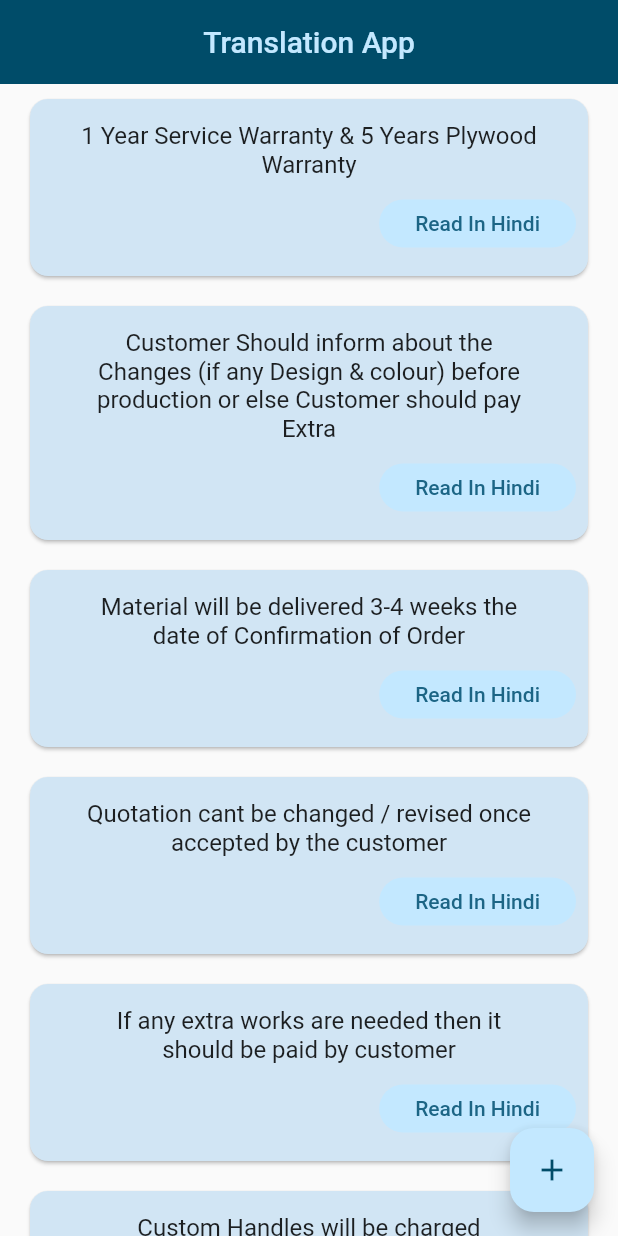
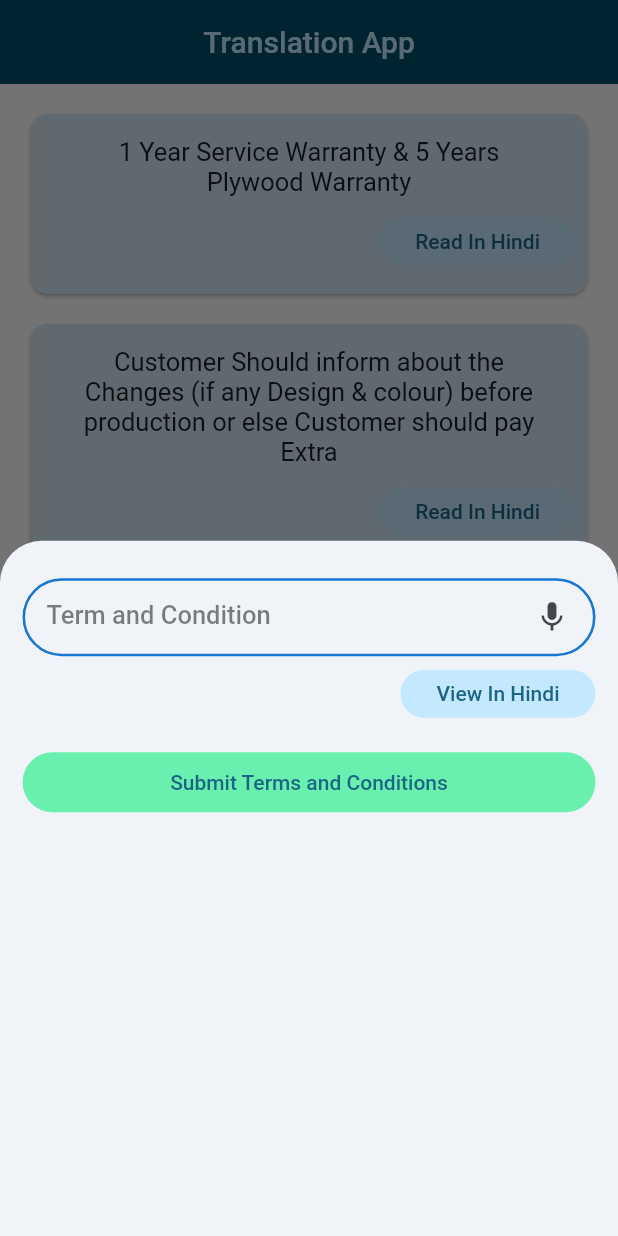
Before and after one commit to srinivas-nahak/translate-app, a Flutter app: the screen it shows after launch, after a tap on the "add" icon, on a phone screen of 412 x 824 dp. Run offline on Flutter 3.47's test engine with Material 2 defaults, Android fonts, the phone set to English and light mode, and no system bars; missing offline and left inert: google_mlkit_translation.

```diff
--- a/lib/screens/terms_conditions_screen.dart
+++ b/lib/screens/terms_conditions_screen.dart
@@ -1,12 +1,30 @@
+import 'dart:math';
+
 import 'package:flutter/material.dart';
 import 'package:google_mlkit_translation/google_mlkit_translation.dart';
 import 'package:translate_app/models/data/initial_terms_conditions.dart';
+import 'package:translate_app/widgets/add_terms_conditions.dart';
 import 'package:translate_app/widgets/terms_conditions_list_item.dart';
 
-class TermsConditionsScreen extends StatelessWidget {
-  TermsConditionsScreen({super.key});
+class TermsConditionsScreen extends StatefulWidget {
+  const TermsConditionsScreen({super.key});
 
+  @override
+  State<TermsConditionsScreen> createState() => _TermsConditionsScreenState();
+}
+
+class _TermsConditionsScreenState extends State<TermsConditionsScreen> {
   final modelManager = OnDeviceTranslatorModelManager();
+
+  final tempTermsConditions = [...initialTermsConditions];
+
+  @override
+  void initState() {
+    //Downloading the model if it's not already available
+    downloadModel();
+
+    super.initState();
+  }
 
   Future<void> downloadModel() async {
     final bool isHindiModelAvailable =
@@ -24,16 +42,32 @@ class TermsConditionsScreen extends StatelessWidget {
 
   @override
   Widget build(BuildContext context) {
-    //Downloading the model if it's not already available
-    downloadModel();
-
     return Scaffold(
       appBar: AppBar(
         centerTitle: true,
         title: const Text("Translation App"),
       ),
       floatingActionButton: FloatingActionButton(
-        onPressed: () {},
+        onPressed: () {
+          showModalBottomSheet(
+              context: context,
+              builder: (context) => const AddTermsConditions()).then((value) {
+            if (value.toString().isNotEmpty) {
+              final random = Random();
+              int randomNumber = random.nextInt(16);
+
+              //Adding Task to the list
+              setState(() {
+                tempTermsConditions.insert(0, {
+                  "id": randomNumber,
+                  "value": value,
+                  "createdAt": DateTime.now().toString(),
+                  "updatedAt": DateTime.now().toString(),
+                });
+              });
+            }
+          });
+        },
         tooltip: "Add More",
         child: const Icon(Icons.add),
       ),
@@ -41,10 +75,10 @@ class TermsConditionsScreen extends StatelessWidget {
         children: [
           Expanded(
             child: ListView.builder(
-              itemCount: initialTermsConditions.length,
+              padding: const EdgeInsets.all(10),
+              itemCount: tempTermsConditions.length,
               itemBuilder: (context, index) => TermsConditionsListItem(
-                termsCondition:
-                    initialTermsConditions[index]["value"].toString(),
+                termsCondition: tempTermsConditions[index]["value"].toString(),
               ),
             ),
           ),
--- /dev/null
+++ b/lib/utils/constants.dart
@@ -0,0 +1,3 @@
+import 'package:flutter/cupertino.dart';
+
+const kBodyTextStyle = TextStyle(fontSize: 17);
--- /dev/null
+++ b/lib/widgets/add_terms_conditions.dart
@@ -0,0 +1,173 @@
+import 'package:flutter/material.dart';
+import 'package:google_mlkit_translation/google_mlkit_translation.dart';
+import 'package:translate_app/utils/constants.dart';
+import 'package:translate_app/widgets/show_hindi_btn.dart';
+
+class AddTermsConditions extends StatefulWidget {
+  const AddTermsConditions({super.key});
+
+  @override
+  State<AddTermsConditions> createState() => _AddTermsConditionsState();
+}
+
+class _AddTermsConditionsState extends State<AddTermsConditions> {
+  final TextEditingController _textEditingController = TextEditingController();
+  OutlineInputBorder? _errorBorder;
+
+  bool _showHindiText = false;
+  String _enteredTermCondition = "";
+  String _hindiTermCondition = "";
+
+  final onDeviceTranslator = OnDeviceTranslator(
+      sourceLanguage: TranslateLanguage.english,
+      targetLanguage: TranslateLanguage.hindi);
+
+  void _onTermsConditionsSubmit(String task) {
+    if (_textEditingController.text.trim().length <= 3) {
+      setState(() {
+        _errorBorder = OutlineInputBorder(
+          borderSide: const BorderSide(width: 1.7, color: Colors.red),
+          borderRadius: BorderRadius.circular(999),
+        );
+      });
+      return;
+    }
+
+    Navigator.of(context).pop(_textEditingController.text);
+  }
+
+  List<Widget> getHindiText() {
+    return [
+      Align(
+        alignment: Alignment.centerLeft,
+        child: Padding(
+          padding: const EdgeInsets.symmetric(horizontal: 15),
+          child: Text(
+            _hindiTermCondition,
+            style: kBodyTextStyle,
+            textAlign: TextAlign.center,
+          ),
+        ),
+      ),
+      const SizedBox(
+        height: 5,
+      ),
+    ];
+  }
+
+  @override
+  Widget build(BuildContext context) {
+    return Padding(
+      padding: const EdgeInsets.symmetric(vertical: 25, horizontal: 15),
+      child: Column(
+        crossAxisAlignment: CrossAxisAlignment.end,
+        children: [
+          TextField(
+            controller: _textEditingController,
+            onChanged: (typedText) {
+              setState(() {
+                _enteredTermCondition = typedText.trim();
+
+                if (_enteredTermCondition.isEmpty) {
+                  setState(() {
+                    _showHindiText = !_showHindiText;
+                  });
+                }
+
+                if (_showHindiText) {
+                  onDeviceTranslator
+                      .translateText(_enteredTermCondition)
+                      .then((value) => setState(() {
+                            _hindiTermCondition = value;
+                            _showHindiText = true;
+                          }));
+                }
+              });
+              if (typedText.trim().length > 3) {
+                setState(() {
+                  _errorBorder = null;
+                });
+              }
+            },
+            onSubmitted: _onTermsConditionsSubmit,
+            keyboardType: TextInputType.text,
+            textCapitalization: TextCapitalization.sentences,
+            style: kBodyTextStyle.copyWith(
+                color: Colors.black.withOpacity(0.6),
+                fontWeight: FontWeight.w400),
+            decoration: InputDecoration(
+                labelText: "Term and Condition",
+                labelStyle: kBodyTextStyle.copyWith(
+                    color: Colors.black.withOpacity(0.5)),
+                hintText: "Add Term and Condition...",
+                focusedBorder: OutlineInputBorder(
+                  borderSide: BorderSide(
+                      width: 1.7, color: Theme.of(context).primaryColorDark),
+                  borderRadius: BorderRadius.circular(999),
+                ),
+                enabledBorder: OutlineInputBorder(
+                  borderSide: BorderSide(
+                    width: 1.7,
+                    color: Theme.of(context).primaryColorDark,
+                  ),
+                  borderRadius: BorderRadius.circular(999),
+                ),
+                errorBorder: _errorBorder,
+                errorText: _errorBorder != null
+                    ? "Please enter valid term and condition."
+                    : null,
+                focusedErrorBorder: _errorBorder,
+                suffixIcon: Padding(
+                  padding: const EdgeInsets.only(right: 5),
+                  child: IconButton(
+                    onPressed: () {},
+                    icon: const Icon(Icons.mic),
+                  ),
+                )),
+          ),
+          const SizedBox(
+            height: 5,
+          ),
+          if (_showHindiText) ...getHindiText(),
+          ShowHindiBtn(
+            onPressed: () => {
+              if (_textEditingController.text.isNotEmpty)
+                {
+                  if (_showHindiText)
+                    {
+                      setState(() {
+                        _showHindiText = !_showHindiText;
+                      })
+                    }
+                  else
+                    {
+                      onDeviceTranslator
+                          .translateText(_enteredTermCondition)
+                          .then((value) => setState(() {
+                                _hindiTermCondition = value;
+                                _showHindiText = true;
+                              }))
+                    }
+                }
+            },
+            btnTitle: "View In Hindi",
+          ),
+          const SizedBox(
+            height: 15,
+          ),
+          SizedBox(
+            width: double.infinity,
+            child: ElevatedButton(
+                onPressed: () {
+                  _onTermsConditionsSubmit("");
+                },
+                style: const ButtonStyle(
+                    backgroundColor:
+                        MaterialStatePropertyAll(Colors.greenAccent)),
+                child: const Text("Submit Terms and Conditions")),
+          )
+        ],
+      ),
+    );
+  }
+}
--- /dev/null
+++ b/lib/widgets/show_hindi_btn.dart
@@ -0,0 +1,19 @@
+import 'package:flutter/material.dart';
+
+class ShowHindiBtn extends StatelessWidget {
+  const ShowHindiBtn(
+      {super.key, this.onPressed, this.btnTitle = "Read In Hindi"});
+
+  final void Function()? onPressed;
+  final String btnTitle;
+
+  @override
+  Widget build(BuildContext context) {
+    return ElevatedButton(
+        style: const ButtonStyle(
+          visualDensity: VisualDensity.compact,
+        ),
+        onPressed: onPressed,
+        child: Text(btnTitle ?? ""));
+  }
+}
--- a/lib/widgets/terms_conditions_list_item.dart
+++ b/lib/widgets/terms_conditions_list_item.dart
@@ -1,5 +1,7 @@
 import 'package:flutter/material.dart';
 import 'package:google_mlkit_translation/google_mlkit_translation.dart';
+import 'package:translate_app/utils/constants.dart';
+import 'package:translate_app/widgets/show_hindi_btn.dart';
 
 class TermsConditionsListItem extends StatefulWidget {
   const TermsConditionsListItem({super.key, required this.termsCondition});
@@ -16,12 +18,12 @@ class _TermsConditionsListItemState extends State<TermsConditionsListItem> {
   @override
   void initState() {
     super.initState();
-    receivedTermsCondition = widget.termsCondition;
+    _receivedTermsCondition = widget.termsCondition;
   }
 
-  String receivedTermsCondition = "";
-  String hindiTermsCondition = "";
-  bool showHindiText = false;
+  String _receivedTermsCondition = "";
+  String _hindiTermsCondition = "";
+  bool _showHindiText = false;
 
   final onDeviceTranslator = OnDeviceTranslator(
       sourceLanguage: TranslateLanguage.english,
@@ -32,7 +34,8 @@ class _TermsConditionsListItemState extends State<TermsConditionsListItem> {
       Padding(
         padding: const EdgeInsets.symmetric(horizontal: 25),
         child: Text(
-          hindiTermsCondition,
+          _hindiTermsCondition,
+          style: kBodyTextStyle,
           textAlign: TextAlign.center,
         ),
       ),
@@ -47,7 +50,6 @@ class _TermsConditionsListItemState extends State<TermsConditionsListItem> {
     return SizedBox(
       width: double.infinity,
       child: Card(
-        margin: const EdgeInsets.symmetric(horizontal: 20, vertical: 10),
         child: Center(
           child: Padding(
             padding: const EdgeInsets.symmetric(vertical: 15, horizontal: 8.0),
@@ -57,40 +59,36 @@ class _TermsConditionsListItemState extends State<TermsConditionsListItem> {
                 Padding(
                   padding: const EdgeInsets.symmetric(horizontal: 25),
                   child: Text(
-                    receivedTermsCondition,
-                    style: const TextStyle(fontSize: 16),
+                    _receivedTermsCondition,
+                    style: kBodyTextStyle,
                     textAlign: TextAlign.center,
                   ),
                 ),
                 const SizedBox(
                   height: 10,
                 ),
-                if (showHindiText) ...getHindiText(),
+                if (_showHindiText) ...getHindiText(),
                 Align(
                     alignment: Alignment.centerRight,
-                  child: ElevatedButton(
-                      style: const ButtonStyle(
-                        visualDensity: VisualDensity.compact,
-                      ),
+                    child: ShowHindiBtn(
                       onPressed: () => {
-                            if (showHindiText)
+                        if (_showHindiText)
                           {
                             setState(() {
-                                  showHindiText = !showHindiText;
+                              _showHindiText = !_showHindiText;
                             })
                           }
                         else
                           {
                             onDeviceTranslator
-                                    .translateText(receivedTermsCondition)
+                                .translateText(_receivedTermsCondition)
                                 .then((value) => setState(() {
-                                          hindiTermsCondition = value;
-                                          showHindiText = true;
+                                      _hindiTermsCondition = value;
+                                      _showHindiText = true;
                                     }))
                           }
                       },
-                      child: const Text("Read In Hindi")),
-                )
+                    ))
               ],
             ),
           ),
--- a/pubspec.yaml
+++ b/pubspec.yaml
@@ -36,6 +36,7 @@ dependencies:
   # Use with the CupertinoIcons class for iOS style icons.
   cupertino_icons: ^1.0.2
   google_mlkit_translation: ^0.9.0
+  flutter_riverpod: ^2.4.9
 
 dev_dependencies:
   flutter_test:
```
Also changed, not shown: lib/provider/term_condition_provider.dart (added), pubspec.lock. Lines whose indentation alone changed are shown as unchanged.
